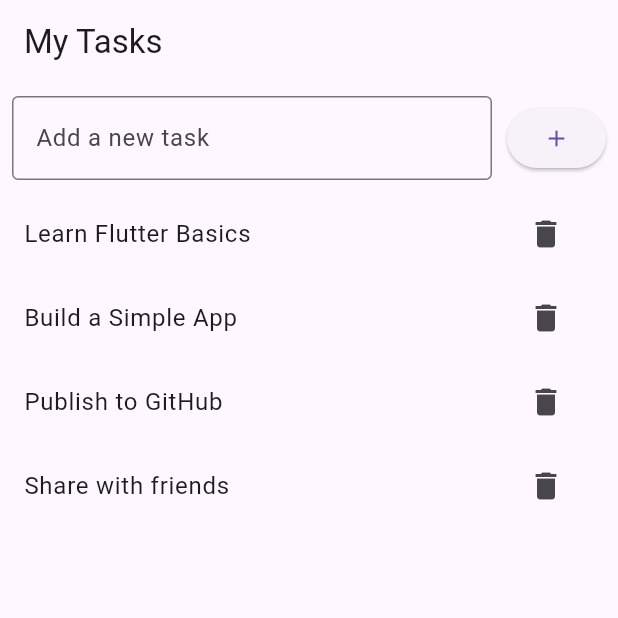
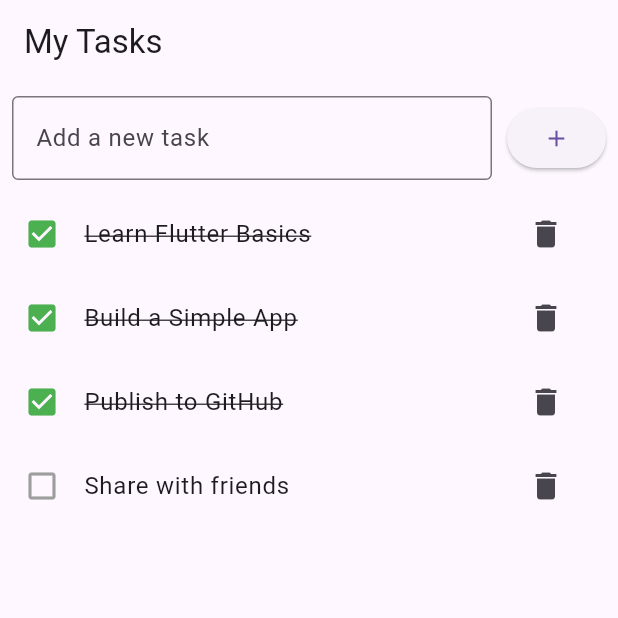
Before and after one commit to abdoessam917/simple_to_do_app, a Flutter app: the screen it shows after launch, on a phone screen of 412 x 824 dp, the top half of it. Run offline on Flutter 3.47's test engine with Material 3 defaults, Android fonts, the phone set to English and light mode, and no system bars.

Commit message:
feat: Implement task completion with checkbox
Adds a checkbox to each task item to mark it as complete.
Completed tasks are displayed with a line-through style.
Initial tasks are now pre-populated as completed.

```diff
--- a/lib/screens/task_list_screen.dart
+++ b/lib/screens/task_list_screen.dart
@@ -12,9 +12,9 @@ class TaskListScreen extends StatefulWidget {
 class _TaskListScreenState extends State<TaskListScreen> {
   TextEditingController textController = TextEditingController();
   List<Task> tasks = [
-    Task(title: "Learn Flutter Basics"),
-    Task(title: "Build a Simple App"),
-    Task(title: "Publish to GitHub"),
+    Task(title: "Learn Flutter Basics", isCompleted: true),
+    Task(title: "Build a Simple App" , isCompleted: true),
+    Task(title: "Publish to GitHub" , isCompleted: true),
     Task(title: "Share with friends"),
   ];
 
@@ -41,7 +41,7 @@ class _TaskListScreenState extends State<TaskListScreen> {
                 ElevatedButton(
                   onPressed: () {
                     setState(() {
-                     if (textController.text.isNotEmpty) {
+                      if (textController.text.isNotEmpty) {
                         tasks.add(Task(title: textController.text));
                         textController.clear();
                       }
@@ -59,7 +59,31 @@ class _TaskListScreenState extends State<TaskListScreen> {
                     : ListView.builder(
                       itemBuilder: (context, index) {
                         return ListTile(
-                          title: Text(tasks[index].title),
+                          leading: GestureDetector(
+                            onTap: () {
+                              setState(() {
+                                tasks[index].isCompleted =
+                                !tasks[index].isCompleted;
+                              });
+                            },
+                            child: Icon(
+                              tasks[index].isCompleted
+                                  ? Icons.check_box
+                                  : Icons.check_box_outline_blank,
+                              color: tasks[index].isCompleted
+                                  ? Colors.green
+                                  : Colors.grey,
+                            ),
+                          ),
+                          title:
+                          tasks[index].isCompleted
+                              ? Text(
+                            tasks[index].title,
+                            style: const TextStyle(
+                              decoration: TextDecoration.lineThrough,
+                            ),
+                          )
+                              : Text(tasks[index].title),
                           trailing: IconButton(
                             icon: const Icon(Icons.delete),
                             onPressed: () {
```
